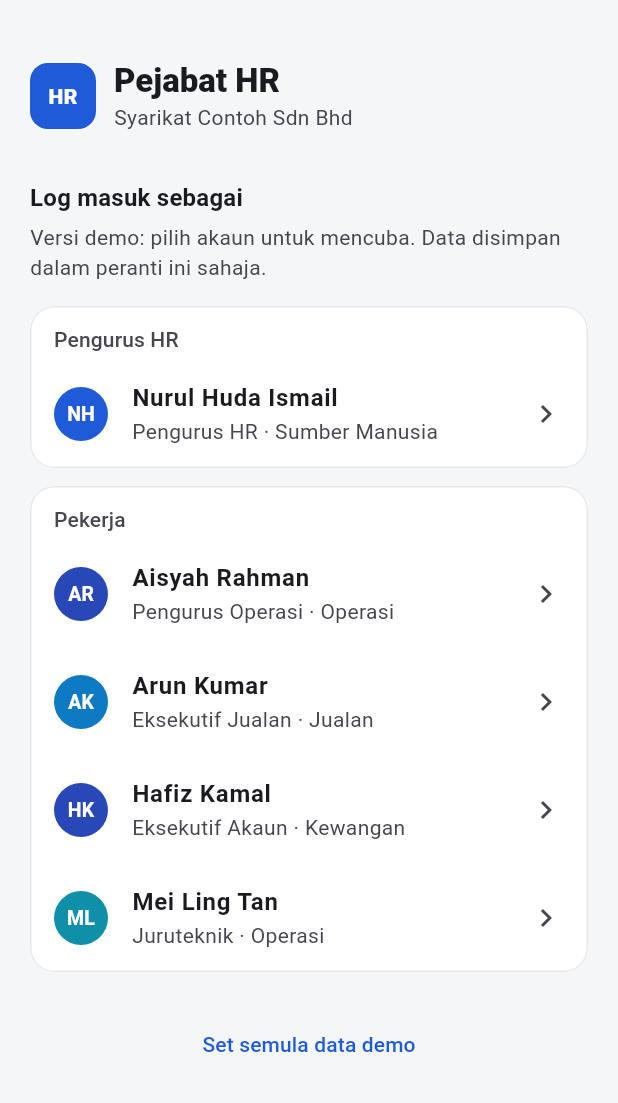
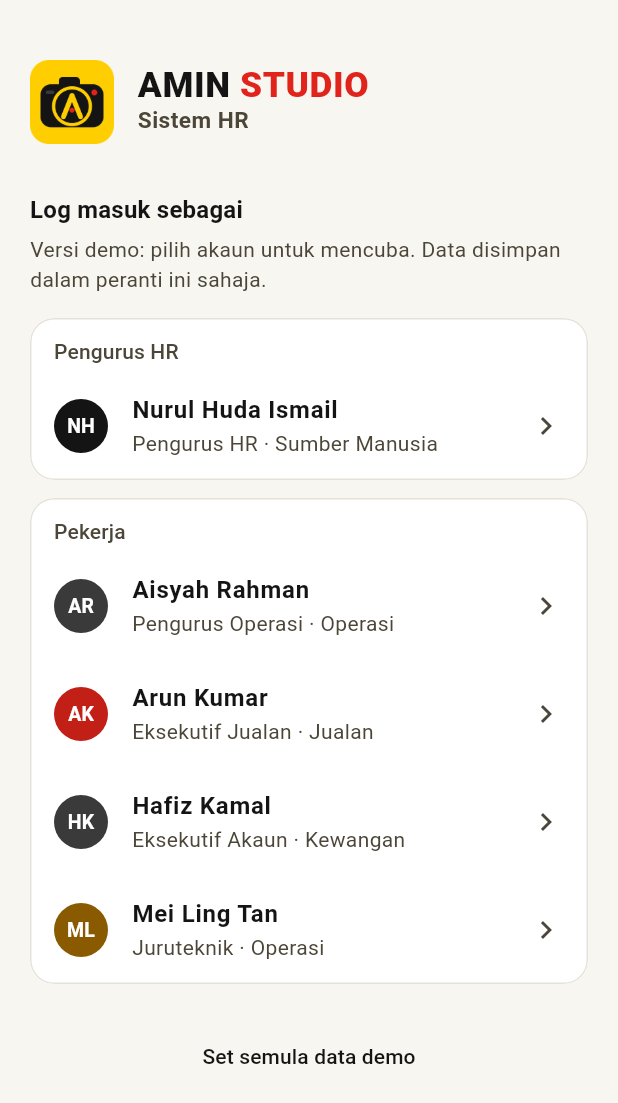
Before and after one commit to danialrohaizat012-sys/aminstudioHR, a Flutter app: the screen it shows after launch, on a phone screen of 412 x 824 dp. Shown: the top 1103 px of the screen. Run offline on Flutter 3.47's test engine with Material 3 defaults, Android fonts, the phone set to English and light mode, and no system bars; our stand-ins replace material_ui, shared_preferences.

Commit message:
Rebrand as Amin Studio HR and add Vercel config
- New Amin Studio mark (camera with an A in the lens) redrawn from the
  shop signboard; SVG sources in docs/brand/.
- Favicon, PWA icons (regular and maskable), Android launcher icons and
  iOS app icons generated from the mark.
- App name, web manifest and theme colours switched to the signboard
  palette: yellow, ink black, red. Logo shown on sign-in and both home
  screens.
- vercel.json and scripts/vercel-install.sh install Flutter during the
  Vercel build and publish build/web.

Co-Authored-By: Claude Opus 5.5 <noreply@anthropic.com>
Claude-Session: https://claude.ai/code/session_01PK6wSWRCQNpoK8F6YV7ood

```diff
--- a/lib/main.dart
+++ b/lib/main.dart
@@ -21,7 +21,7 @@ class PejabatHrApp extends StatelessWidget {
     return StoreScope(
       store: store,
       child: MaterialApp(
-        title: 'Pejabat HR',
+        title: 'Amin Studio HR',
         debugShowCheckedModeBanner: false,
         theme: buildTheme(Brightness.light),
         darkTheme: buildTheme(Brightness.dark),
--- a/lib/models.dart
+++ b/lib/models.dart
@@ -1,4 +1,4 @@
-// Data model for Pejabat HR.
+// Data model for Amin Studio HR.
 //
 // Every record serialises to plain JSON so the local store can persist it,
 // and so a remote backend (Supabase, Firebase, REST) can replace it later
@@ -371,7 +371,7 @@ class PayRun {
 
 class CompanySettings {
   CompanySettings({
-    this.name = 'Syarikat Contoh Sdn Bhd',
+    this.name = 'Amin Photo Studio',
     this.startTime = '09:00',
     this.weekendFriSat = false,
     List<String>? holidays,
--- a/lib/screens/admin_home.dart
+++ b/lib/screens/admin_home.dart
@@ -2,6 +2,7 @@ import 'package:material_ui/material_ui.dart';
 
 import '../format.dart';
 import '../store.dart';
+import '../widgets/brand.dart';
 import '../widgets/common.dart';
 import 'announcements_screen.dart';
 
@@ -35,6 +36,9 @@ class AdminHome extends StatelessWidget {
     return Scaffold(
       appBar: AppBar(
         toolbarHeight: 72,
+        leadingWidth: 64,
+        leading: const Padding(padding: EdgeInsets.only(left: 16), child: Center(child: BrandMark(size: 40))),
+        titleSpacing: 12,
         title: Column(crossAxisAlignment: CrossAxisAlignment.start, children: [
           Text('Hari ini', style: t.titleLarge?.copyWith(fontWeight: FontWeight.w800)),
           Text(longDate(store.now), style: t.bodyMedium?.copyWith(color: cs.onSurfaceVariant)),
--- a/lib/screens/employee_home.dart
+++ b/lib/screens/employee_home.dart
@@ -6,6 +6,7 @@ import '../format.dart';
 import '../models.dart';
 import '../store.dart';
 import '../theme.dart';
+import '../widgets/brand.dart';
 import '../widgets/common.dart';
 import 'announcements_screen.dart';
 import 'payslips_screen.dart';
@@ -28,6 +29,9 @@ class EmployeeHome extends StatelessWidget {
     return Scaffold(
       appBar: AppBar(
         toolbarHeight: 72,
+        leadingWidth: 64,
+        leading: const Padding(padding: EdgeInsets.only(left: 16), child: Center(child: BrandMark(size: 40))),
+        titleSpacing: 12,
         title: Column(crossAxisAlignment: CrossAxisAlignment.start, children: [
           Text('Hai, ${me.firstName}', style: t.titleLarge?.copyWith(fontWeight: FontWeight.w800)),
           Text(longDate(store.now), style: t.bodyMedium?.copyWith(color: cs.onSurfaceVariant)),
--- a/lib/screens/login_screen.dart
+++ b/lib/screens/login_screen.dart
@@ -1,6 +1,7 @@
 import 'package:material_ui/material_ui.dart';
 
 import '../store.dart';
+import '../widgets/brand.dart';
 import '../widgets/common.dart';
 
 /// Demo sign-in: pick an account. A production build replaces this with
@@ -21,20 +22,7 @@ class LoginScreen extends StatelessWidget {
         child: ListView(
           padding: const EdgeInsets.fromLTRB(20, 40, 20, 24),
           children: [
-            Row(children: [
-              Container(
-                width: 44,
-                height: 44,
-                decoration: BoxDecoration(color: cs.primary, borderRadius: BorderRadius.circular(12)),
-                alignment: Alignment.center,
-                child: Text('HR', style: TextStyle(color: cs.onPrimary, fontWeight: FontWeight.w800)),
-              ),
-              const SizedBox(width: 12),
-              Column(crossAxisAlignment: CrossAxisAlignment.start, children: [
-                Text('Pejabat HR', style: t.titleLarge?.copyWith(fontWeight: FontWeight.w800)),
-                Text(store.settings.name, style: t.bodyMedium?.copyWith(color: cs.onSurfaceVariant)),
-              ]),
-            ]),
+            const BrandLockup(markSize: 56),
             const SizedBox(height: 32),
             Text('Log masuk sebagai', style: t.titleMedium?.copyWith(fontWeight: FontWeight.w700)),
             const SizedBox(height: 4),
--- a/lib/theme.dart
+++ b/lib/theme.dart
@@ -1,22 +1,29 @@
 import 'package:material_ui/material_ui.dart';
 
-/// Pejabat HR uses one blue for action and selection. Orange, green and red
-/// appear only for status (pending, approved, rejected, late).
-const brandBlue = Color(0xFF1F5BD8);
+/// Amin Studio palette, taken from the shop signboard: signboard yellow,
+/// ink black for actions, signage red for the wordmark. Green, amber and
+/// red tags still carry request status.
+const brandYellow = Color(0xFFFFCE00);
+const brandInk = Color(0xFF141414);
+const brandRed = Color(0xFFE0241B);
 
 ThemeData buildTheme(Brightness brightness) {
   final dark = brightness == Brightness.dark;
   final scheme = ColorScheme.fromSeed(
-    seedColor: brandBlue,
+    seedColor: brandYellow,
     brightness: brightness,
   ).copyWith(
-    primary: dark ? const Color(0xFF8DB0FF) : brandBlue,
-    surface: dark ? const Color(0xFF141A26) : Colors.white,
-    surfaceContainerLowest: dark ? const Color(0xFF0C111D) : const Color(0xFFF5F6F8),
-    surfaceContainerLow: dark ? const Color(0xFF161D2A) : const Color(0xFFF5F6F8),
-    surfaceContainer: dark ? const Color(0xFF1A2130) : const Color(0xFFF2F4F7),
-    surfaceContainerHighest: dark ? const Color(0xFF242D3D) : const Color(0xFFEAECF0),
-    outlineVariant: dark ? const Color(0xFF283142) : const Color(0xFFE4E7EC),
+    primary: dark ? brandYellow : brandInk,
+    onPrimary: dark ? brandInk : Colors.white,
+    primaryContainer: dark ? const Color(0xFF4D3E00) : const Color(0xFFFFE680),
+    onPrimaryContainer: dark ? const Color(0xFFFFE680) : const Color(0xFF241C00),
+    surface: dark ? const Color(0xFF1B1A17) : Colors.white,
+    onSurface: dark ? const Color(0xFFF2EFE6) : brandInk,
+    surfaceContainerLowest: dark ? const Color(0xFF121210) : const Color(0xFFF7F6F1),
+    surfaceContainerLow: dark ? const Color(0xFF181715) : const Color(0xFFF7F6F1),
+    surfaceContainer: dark ? const Color(0xFF24231F) : const Color(0xFFF1EFE8),
+    surfaceContainerHighest: dark ? const Color(0xFF2E2C27) : const Color(0xFFE8E5DC),
+    outlineVariant: dark ? const Color(0xFF36342E) : const Color(0xFFE6E2D8),
   );
 
   final base = ThemeData(
--- /dev/null
+++ b/lib/widgets/brand.dart
@@ -0,0 +1,51 @@
+import 'package:material_ui/material_ui.dart';
+
+import '../theme.dart';
+
+/// The Amin Studio camera mark (assets/brand/logo_mark.png).
+class BrandMark extends StatelessWidget {
+  const BrandMark({super.key, this.size = 40});
+  final double size;
+
+  @override
+  Widget build(BuildContext context) => Image.asset(
+        'assets/brand/logo_mark.png',
+        width: size,
+        height: size,
+        filterQuality: FilterQuality.medium,
+        semanticLabel: 'Logo Amin Studio',
+      );
+}
+
+/// Mark plus "AMIN STUDIO" wordmark, echoing the shop signboard:
+/// black AMIN, red STUDIO.
+class BrandLockup extends StatelessWidget {
+  const BrandLockup({super.key, this.markSize = 44, this.caption = 'Sistem HR'});
+  final double markSize;
+  final String? caption;
+
+  @override
+  Widget build(BuildContext context) {
+    final cs = Theme.of(context).colorScheme;
+    final base = TextStyle(
+      fontSize: markSize * .42,
+      fontWeight: FontWeight.w900,
+      letterSpacing: .4,
+      height: 1.05,
+    );
+    return Row(mainAxisSize: MainAxisSize.min, children: [
+      BrandMark(size: markSize),
+      SizedBox(width: markSize * .28),
+      Column(crossAxisAlignment: CrossAxisAlignment.start, mainAxisSize: MainAxisSize.min, children: [
+        Text.rich(TextSpan(children: [
+          TextSpan(text: 'AMIN ', style: base.copyWith(color: cs.onSurface)),
+          TextSpan(text: 'STUDIO', style: base.copyWith(color: brandRed)),
+        ])),
+        if (caption != null)
+          Text(caption!,
+              style: TextStyle(
+                  fontSize: markSize * .27, color: cs.onSurfaceVariant, fontWeight: FontWeight.w600, letterSpacing: .3)),
+      ]),
+    ]);
+  }
+}
--- a/lib/widgets/common.dart
+++ b/lib/widgets/common.dart
@@ -90,8 +90,8 @@ class Avatar extends StatelessWidget {
   final double radius;
 
   static const _shades = [
-    Color(0xFF1F5BD8), Color(0xFF0E7AC4), Color(0xFF2948B8), Color(0xFF0F8FA8),
-    Color(0xFF3B6FD8), Color(0xFF1565A8),
+    Color(0xFF141414), Color(0xFFC21F17), Color(0xFF3A3A3A), Color(0xFF8A5A00),
+    Color(0xFF5B5B5B), Color(0xFF9E2A1E),
   ];
 
   @override
--- a/pubspec.yaml
+++ b/pubspec.yaml
@@ -19,3 +19,5 @@ dev_dependencies:
 
 flutter:
   uses-material-design: true
+  assets:
+    - assets/brand/
```
Also changed, not shown: assets/brand/logo_mark.png (added), docs/brand/logo-1024.png (added), docs/brand/mark-full.svg (added), docs/brand/mark-maskable.svg (added), docs/brand/mark-rounded.svg (added), vercel.json (added), 32 other files.
